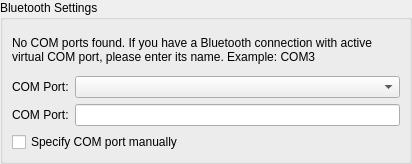
Before: the Qt Designer form plugins/robots/interpreters/ev3KitInterpreter/src/ev3AdditionalPreferences.ui in qreal/qreal, drawn with Qt 5.
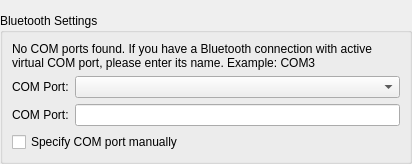
After: the same form once the commit is applied. Custom widgets are drawn as their Qt base class.

Commit message: Path to robot in 2D made customizable

The edit to the form file:
```diff
--- a/plugins/robots/interpreters/ev3KitInterpreter/src/ev3AdditionalPreferences.ui
+++ b/plugins/robots/interpreters/ev3KitInterpreter/src/ev3AdditionalPreferences.ui
@@ -13,7 +13,7 @@
   <property name="windowTitle">
    <string>Form</string>
   </property>
-  <layout class="QHBoxLayout" name="horizontalLayout">
+  <layout class="QVBoxLayout" name="verticalLayout">
    <property name="leftMargin">
     <number>0</number>
    </property>
@@ -26,6 +26,10 @@
    <property name="bottomMargin">
     <number>0</number>
    </property>
+   <item>
+    <widget class="qReal::ui::ImagePicker" name="robotImagePicker">
+    </widget>
+   </item>
    <item>
     <widget class="QGroupBox" name="bluetoothSettingsGroupBox">
      <property name="title">
@@ -81,6 +85,14 @@
    </item>
   </layout>
  </widget>
+ <customwidgets>
+  <customwidget>
+   <class>qReal::ui::ImagePicker</class>
+   <extends>QWidget</extends>
+   <header>qrutils/widgets/imagePicker.h</header>
+   <container>1</container>
+  </customwidget>
+ </customwidgets>
  <resources/>
  <connections/>
 </ui>
```
The commit also changes 42 other files.
